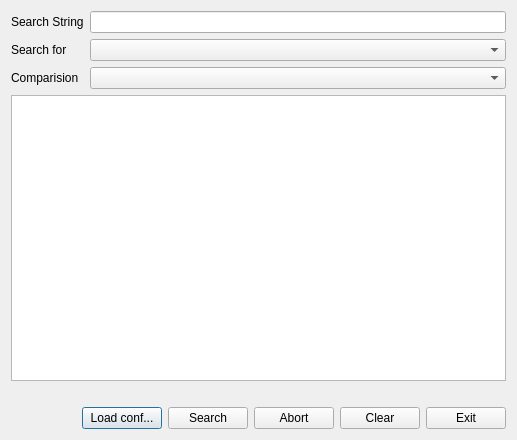
This is configurable_search_dialog_base.ui in zsiki/configurable_search as Qt 5 draws it before an edit. The edited form follows.
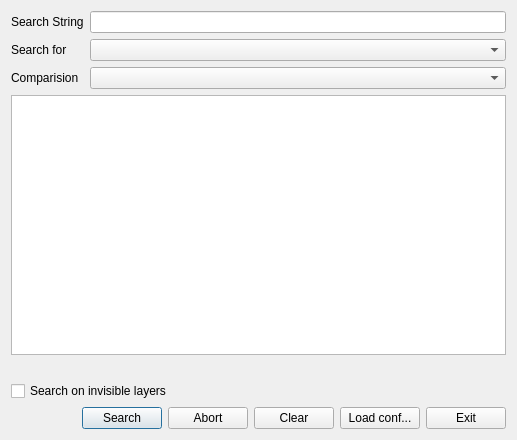
This is the edited form.

Commit message: search invisible layer option added

What changed in the file:
```diff
--- a/configurable_search_dialog_base.ui
+++ b/configurable_search_dialog_base.ui
@@ -85,6 +85,13 @@
      </property>
     </widget>
    </item>
+   <item>
+    <widget class="QCheckBox" name="invisibleBox">
+     <property name="text">
+      <string>Search on invisible layers</string>
+     </property>
+    </widget>
+   </item>
    <item>
     <layout class="QHBoxLayout" name="horizontalLayout_2">
      <item>
@@ -100,16 +107,6 @@
        </property>
       </spacer>
      </item>
-     <item>
-      <widget class="QPushButton" name="confButton">
-       <property name="toolTip">
-        <string>Load another configuration file</string>
-       </property>
-       <property name="text">
-        <string>Load conf...</string>
-       </property>
-      </widget>
-     </item>
      <item>
       <widget class="QPushButton" name="searchButton">
        <property name="toolTip">
@@ -140,6 +137,16 @@
        </property>
       </widget>
      </item>
+     <item>
+      <widget class="QPushButton" name="confButton">
+       <property name="toolTip">
+        <string>Load another configuration file</string>
+       </property>
+       <property name="text">
+        <string>Load conf...</string>
+       </property>
+      </widget>
+     </item>
      <item>
       <widget class="QPushButton" name="doneButton">
        <property name="toolTip">
```
The commit also changes 4 other files.
